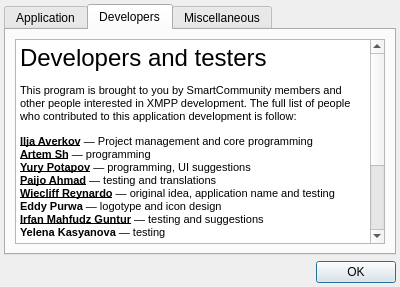
WST/acid-pc, file ui/aboutwindow.ui: the form before one commit.
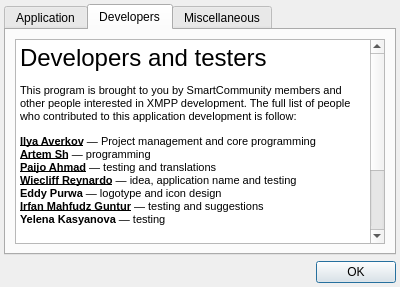
The form after the commit. The open tabs and pages were chosen to show the change. Icons and pictures are not drawn.

Commit message: Updated the information in the about dialog

Diff of the .ui file:
```diff
--- a/ui/aboutwindow.ui
+++ b/ui/aboutwindow.ui
@@ -123,7 +123,7 @@
 &lt;/style&gt;&lt;/head&gt;&lt;body style=&quot; font-family:'Verdana'; font-size:8pt; font-weight:400; font-style:normal;&quot;&gt;
 &lt;p style=&quot; margin-top:12px; margin-bottom:12px; margin-left:0px; margin-right:0px; -qt-block-indent:0; text-indent:0px;&quot;&gt;&lt;span style=&quot; font-family:'MS Shell Dlg 2'; font-size:18pt;&quot;&gt;Developers and testers&lt;/span&gt;&lt;/p&gt;
 &lt;p style=&quot; margin-top:12px; margin-bottom:12px; margin-left:0px; margin-right:0px; -qt-block-indent:0; text-indent:0px;&quot;&gt;&lt;span style=&quot; font-family:'MS Shell Dlg 2';&quot;&gt;This program is brought to you by SmartCommunity members and other people interested in XMPP development. The full list of people who contributed to this application development is follow:&lt;/span&gt;&lt;/p&gt;
-&lt;p style=&quot; margin-top:12px; margin-bottom:12px; margin-left:0px; margin-right:0px; -qt-block-indent:0; text-indent:0px;&quot;&gt;&lt;a href=&quot;http://averkov.web.id/&quot;&gt;&lt;span style=&quot; font-family:'MS Shell Dlg 2'; font-weight:600; text-decoration: underline; color:#000000;&quot;&gt;Ilja Averkov&lt;/span&gt;&lt;/a&gt;&lt;span style=&quot; font-family:'MS Shell Dlg 2';&quot;&gt; — Project management and core programming&lt;br /&gt;&lt;/span&gt;&lt;a href=&quot;http://rubyrails.pro/&quot;&gt;&lt;span style=&quot; font-family:'MS Shell Dlg 2'; font-weight:600; text-decoration: underline; color:#000000;&quot;&gt;Artem Sh&lt;/span&gt;&lt;/a&gt;&lt;span style=&quot; font-family:'MS Shell Dlg 2';&quot;&gt; — programming&lt;br /&gt;&lt;/span&gt;&lt;a href=&quot;http://immensus.net/&quot;&gt;&lt;span style=&quot; font-family:'MS Shell Dlg 2'; font-weight:600; text-decoration: underline; color:#000000;&quot;&gt;Yury Potapov&lt;/span&gt;&lt;/a&gt;&lt;span style=&quot; font-family:'MS Shell Dlg 2';&quot;&gt; — programming, UI suggestions&lt;br /&gt;&lt;/span&gt;&lt;a href=&quot;http://paijo.jsmart.web.id/&quot;&gt;&lt;span style=&quot; font-family:'MS Shell Dlg 2'; font-weight:600; text-decoration: underline; color:#000000;&quot;&gt;Paijo Ahmad&lt;/span&gt;&lt;/a&gt;&lt;span style=&quot; font-family:'MS Shell Dlg 2';&quot;&gt; — testing and translations&lt;br /&gt;&lt;/span&gt;&lt;a href=&quot;http://jabberid.org/&quot;&gt;&lt;span style=&quot; font-family:'MS Shell Dlg 2'; font-weight:600; text-decoration: underline; color:#000000;&quot;&gt;Wiecliff Reynardo&lt;/span&gt;&lt;/a&gt;&lt;span style=&quot; font-family:'MS Shell Dlg 2';&quot;&gt; — original idea, application name and testing&lt;br /&gt;&lt;/span&gt;&lt;span style=&quot; font-family:'MS Shell Dlg 2'; font-weight:600;&quot;&gt;Eddy Purwa&lt;/span&gt;&lt;span style=&quot; font-family:'MS Shell Dlg 2';&quot;&gt; — logotype and icon design&lt;br /&gt;&lt;/span&gt;&lt;a href=&quot;http://bsmsite.com/&quot;&gt;&lt;span style=&quot; font-family:'MS Shell Dlg 2'; font-weight:600; text-decoration: underline; color:#000000;&quot;&gt;Irfan Mahfudz Guntur&lt;/span&gt;&lt;/a&gt;&lt;span style=&quot; font-family:'MS Shell Dlg 2';&quot;&gt; — testing and suggestions&lt;br /&gt;&lt;/span&gt;&lt;span style=&quot; font-family:'MS Shell Dlg 2'; font-weight:600;&quot;&gt;Yelena Kasyanova&lt;/span&gt;&lt;span style=&quot; font-family:'MS Shell Dlg 2';&quot;&gt; — testing&lt;/span&gt;&lt;/p&gt;
+&lt;p style=&quot; margin-top:12px; margin-bottom:12px; margin-left:0px; margin-right:0px; -qt-block-indent:0; text-indent:0px;&quot;&gt;&lt;a href=&quot;http://averkov.web.id/&quot;&gt;&lt;span style=&quot; font-family:'MS Shell Dlg 2'; font-weight:600; text-decoration: underline; color:#000000;&quot;&gt;Ilya Averkov&lt;/span&gt;&lt;/a&gt;&lt;span style=&quot; font-family:'MS Shell Dlg 2';&quot;&gt; — Project management and core programming&lt;br /&gt;&lt;/span&gt;&lt;a href=&quot;http://npre.wordpress.com/&quot;&gt;&lt;span style=&quot; font-family:'MS Shell Dlg 2'; font-weight:600; text-decoration: underline; color:#000000;&quot;&gt;Artem Sh&lt;/span&gt;&lt;/a&gt;&lt;span style=&quot; font-family:'MS Shell Dlg 2';&quot;&gt; — programming&lt;br /&gt;&lt;/span&gt;&lt;a href=&quot;http://paijo.jsmart.web.id/&quot;&gt;&lt;span style=&quot; font-family:'MS Shell Dlg 2'; font-weight:600; text-decoration: underline; color:#000000;&quot;&gt;Paijo Ahmad&lt;/span&gt;&lt;/a&gt;&lt;span style=&quot; font-family:'MS Shell Dlg 2';&quot;&gt; — testing and translations&lt;br /&gt;&lt;/span&gt;&lt;a href=&quot;http://jabberid.org/&quot;&gt;&lt;span style=&quot; font-family:'MS Shell Dlg 2'; font-weight:600; text-decoration: underline; color:#000000;&quot;&gt;Wiecliff Reynardo&lt;/span&gt;&lt;/a&gt;&lt;span style=&quot; font-family:'MS Shell Dlg 2';&quot;&gt; — idea, application name and testing&lt;br /&gt;&lt;/span&gt;&lt;span style=&quot; font-family:'MS Shell Dlg 2'; font-weight:600;&quot;&gt;Eddy Purwa&lt;/span&gt;&lt;span style=&quot; font-family:'MS Shell Dlg 2';&quot;&gt; — logotype and icon design&lt;br /&gt;&lt;/span&gt;&lt;a href=&quot;http://bsmsite.com/&quot;&gt;&lt;span style=&quot; font-family:'MS Shell Dlg 2'; font-weight:600; text-decoration: underline; color:#000000;&quot;&gt;Irfan Mahfudz Guntur&lt;/span&gt;&lt;/a&gt;&lt;span style=&quot; font-family:'MS Shell Dlg 2';&quot;&gt; — testing and suggestions&lt;br /&gt;&lt;/span&gt;&lt;span style=&quot; font-family:'MS Shell Dlg 2'; font-weight:600;&quot;&gt;Yelena Kasyanova&lt;/span&gt;&lt;span style=&quot; font-family:'MS Shell Dlg 2';&quot;&gt; — testing&lt;/span&gt;&lt;/p&gt;
 &lt;p style=&quot; margin-top:12px; margin-bottom:12px; margin-left:0px; margin-right:0px; -qt-block-indent:0; text-indent:0px;&quot;&gt;&lt;span style=&quot; font-family:'MS Shell Dlg 2'; font-size:18pt;&quot;&gt;Third parties&lt;/span&gt;&lt;/p&gt;
 &lt;p style=&quot; margin-top:12px; margin-bottom:12px; margin-left:0px; margin-right:0px; -qt-block-indent:0; text-indent:0px;&quot;&gt;&lt;span style=&quot; font-family:'MS Shell Dlg 2';&quot;&gt;This program includes components from third parties:&lt;/span&gt;&lt;/p&gt;
 &lt;p style=&quot; margin-top:12px; margin-bottom:12px; margin-left:0px; margin-right:0px; -qt-block-indent:0; text-indent:0px;&quot;&gt;&lt;a href=&quot;http://qt.nokia.com&quot;&gt;&lt;span style=&quot; font-family:'MS Shell Dlg 2'; font-weight:600; text-decoration: underline; color:#000000;&quot;&gt;Qt Library&lt;/span&gt;&lt;/a&gt;&lt;span style=&quot; font-family:'MS Shell Dlg 2';&quot;&gt; from Nokia corporation&lt;br /&gt;&lt;/span&gt;&lt;a href=&quot;http://p.yusukekamiyamane.com/&quot;&gt;&lt;span style=&quot; font-family:'MS Shell Dlg 2'; font-weight:600; text-decoration: underline; color:#000000;&quot;&gt;Fugue icons&lt;/span&gt;&lt;/a&gt;&lt;span style=&quot; font-family:'MS Shell Dlg 2';&quot;&gt; from Yusuke Kamiyamane&lt;br /&gt;&lt;/span&gt;&lt;a href=&quot;http://qxmpp.googlecode.com/&quot;&gt;&lt;span style=&quot; font-family:'MS Shell Dlg 2'; font-weight:600; text-decoration: underline; color:#000000;&quot;&gt;Qxmpp&lt;/span&gt;&lt;/a&gt;&lt;span style=&quot; font-family:'MS Shell Dlg 2';&quot;&gt; from qxmpp development team&lt;/span&gt;&lt;/p&gt;&lt;/body&gt;&lt;/html&gt;</string>
```
Left out of the diff: 11 changed lines with no effect on the pictures.
